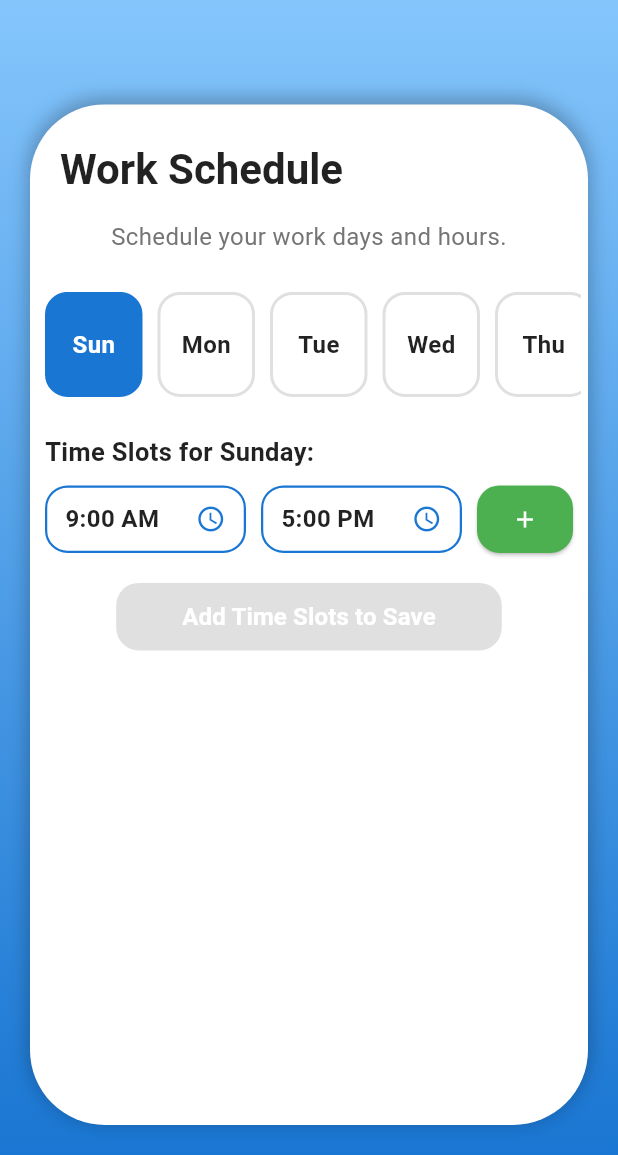
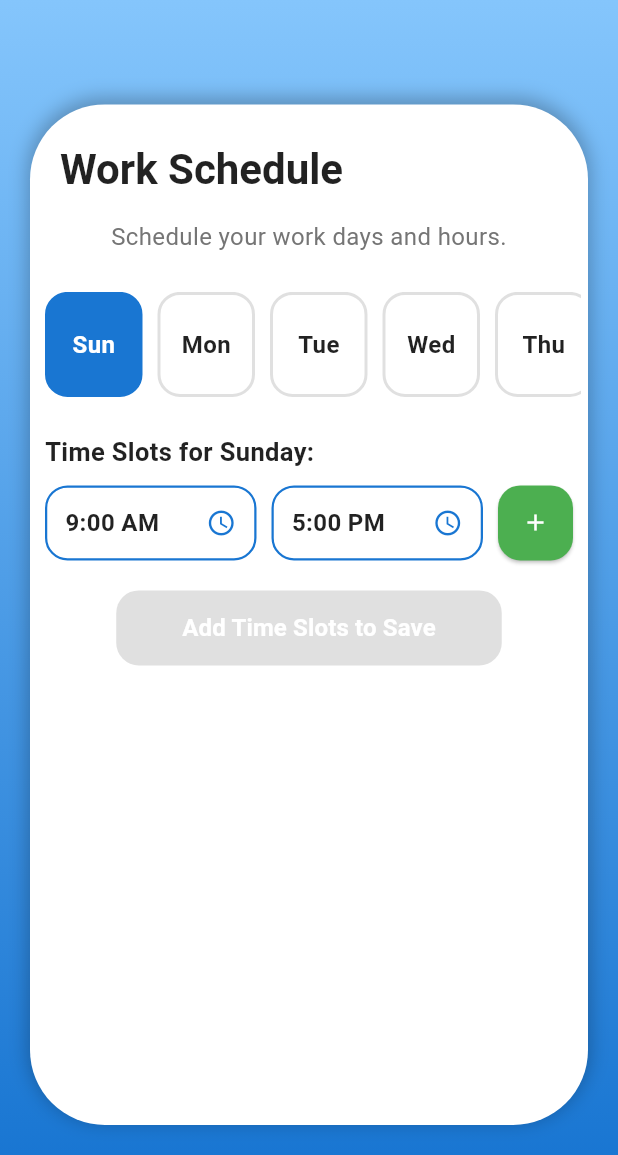
Before and after one commit to RashedGhanem11/Ajeer, a Flutter app: the WorkScheduleScreen screen opened directly with empty values, on a phone screen of 412 x 824 dp, the part 81-1236 px from its top. Run offline on Flutter 3.47's test engine with Material 3 defaults, Android fonts, the phone set to English and light mode, and no system bars; our stand-ins replace image_picker, shared_preferences; accounts and stored records are empty.

Commit message:
fixed overflow

```diff
--- a/Ajeer.mobile/lib/screens/service_provider_screens/work_schedule_screen.dart
+++ b/Ajeer.mobile/lib/screens/service_provider_screens/work_schedule_screen.dart
@@ -12,7 +12,7 @@ const Color kDeleteRed = Color(0xFFF44336);
 const Color kSelectedGreen = Colors.green;
 const double kBorderRadius = 50.0;
 const double kWhiteContainerTopRatio = 0.15;
-const double kSaveButtonHeight = 45.0;
+const double kSaveButtonHeight = 50.0; // Increased slightly for better fit
 const double kContentHorizontalPadding = 5.0;
 const double kBoxRadius = 15.0;
 
@@ -58,7 +58,6 @@ class _WorkScheduleScreenState extends State<WorkScheduleScreen> {
       .toList();
 
   @override
-  @override
   void initState() {
     super.initState();
 
@@ -66,7 +65,6 @@ class _WorkScheduleScreenState extends State<WorkScheduleScreen> {
       _finalSchedule = List<WorkSchedule>.from(
         widget.initialData!.finalSchedule,
       );
-      print('_finalSchedule assigned: $_finalSchedule');
     }
 
     _selectedDay = _availableDays.isNotEmpty ? _availableDays.first : null;
@@ -88,6 +86,7 @@ class _WorkScheduleScreenState extends State<WorkScheduleScreen> {
         return true;
       }
 
+      // Check for overlap
       if (newStart < existingEnd && newEnd > existingStart) {
         return true;
       }
@@ -152,7 +151,7 @@ class _WorkScheduleScreenState extends State<WorkScheduleScreen> {
                       color: bodyTextColor,
                       height: 1.5,
                     ),
-                    children: [
+                    children: const [
                       TextSpan(
                         text: 'Start providing your services to customers and ',
                       ),
@@ -205,10 +204,10 @@ class _WorkScheduleScreenState extends State<WorkScheduleScreen> {
                         );
 
                         if (widget.isEdit) {
-                          // ✅ Just update the existing provider data
+                          // Update the existing provider data
                           userNotifier.updateProviderData(providerData);
                         } else {
-                          // ✅ First-time setup
+                          // First-time setup
                           userNotifier.completeProviderSetup(providerData);
                         }
 
@@ -856,6 +855,7 @@ class _TimeSlotCreator extends StatelessWidget {
               const SizedBox(width: 10),
               SizedBox(
                 height: kSaveButtonHeight,
+                width: kSaveButtonHeight, // Making width equal to height
                 child: ElevatedButton(
                   onPressed: isEnabled ? onAddTimeSlot : null,
                   style: ElevatedButton.styleFrom(
@@ -863,7 +863,7 @@ class _TimeSlotCreator extends StatelessWidget {
                     shape: RoundedRectangleBorder(
                       borderRadius: BorderRadius.circular(kBoxRadius),
                     ),
-                    padding: const EdgeInsets.symmetric(horizontal: 10),
+                    padding: EdgeInsets.zero, // Remove inner padding
                   ),
                   child: const Icon(Icons.add, color: Colors.white),
                 ),
@@ -880,7 +880,7 @@ class _TimeSlotCreator extends StatelessWidget {
                   backgroundColor: kPrimaryBlue.withOpacity(0.1),
                   label: Text(
                     timeSlot.toString(),
-                    style: TextStyle(
+                    style: const TextStyle(
                       color: kPrimaryBlue,
                       fontWeight: FontWeight.bold,
                     ),
```
Also changed, not shown: Ajeer.mobile/lib/screens/service_provider_screens/services_screen.dart (+31 -8 lines).
